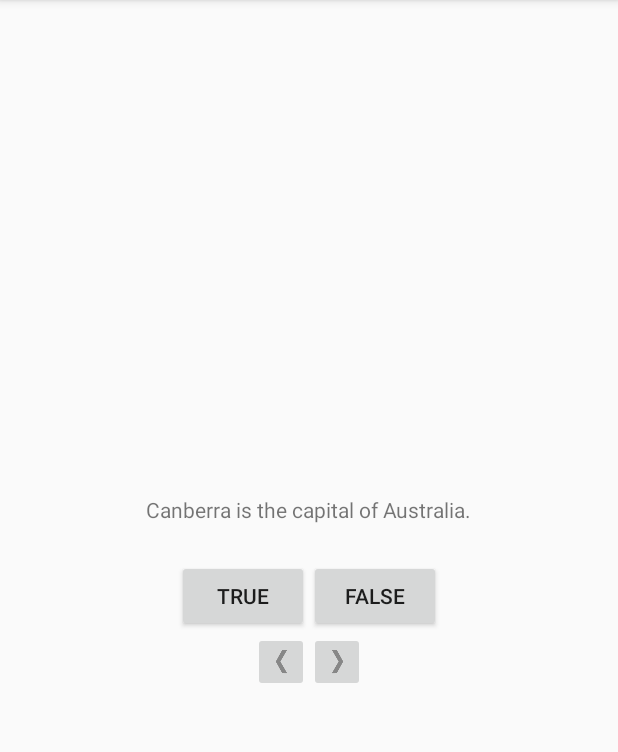
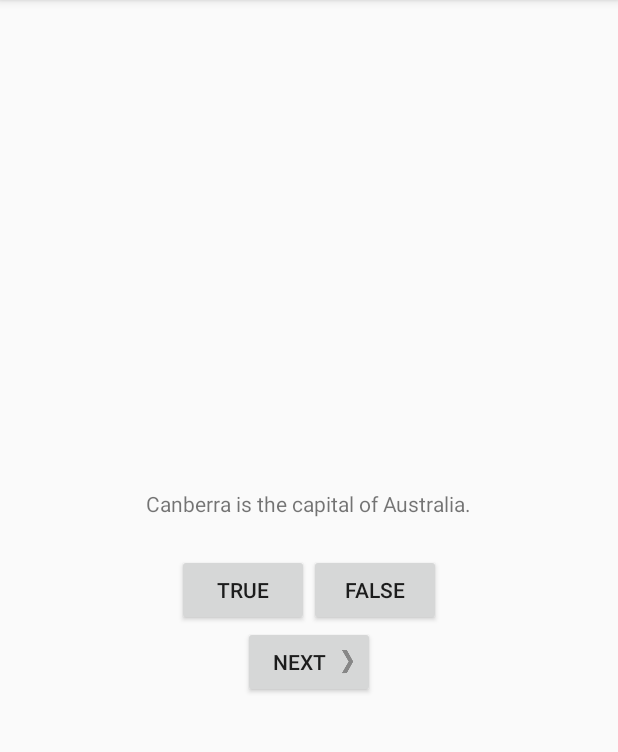
Before and after one commit to SeanArmstrong/BigNerdRanch, an Android app: the screen it shows after launch (QuizActivity), on a phone screen of 412 x 824 dp, the part 84-836 px from its top. Run offline under Robolectric (Android 15) with nearby library versions, the phone set to English and light mode, and no system bars.

Commit message:
remove previous button from chapter 2 challanges

```diff
--- a/GeoQuiz/app/src/main/java/com/example/seanarmstrong/geoquiz/QuizActivity.java
+++ b/GeoQuiz/app/src/main/java/com/example/seanarmstrong/geoquiz/QuizActivity.java
@@ -17,8 +17,7 @@ public class QuizActivity extends AppCompatActivity {
 
     private Button mTrueButton;
     private Button mFalseButton;
-    private ImageButton mNextButton;
-    private ImageButton mPreviousButton;
+    private Button mNextButton;
     private TextView mQuestionTextView;
 
     private Question[] mQuestionBank = new Question[] {
@@ -67,22 +66,13 @@ public class QuizActivity extends AppCompatActivity {
             }
         });
 
-        mNextButton = (ImageButton) findViewById(R.id.next_button);
+        mNextButton = (Button) findViewById(R.id.next_button);
         mNextButton.setOnClickListener(new View.OnClickListener(){
             @Override
             public void onClick(View v) {
                 nextQuestion();
             }
         });
-
-        mPreviousButton = (ImageButton) findViewById(R.id.previous_button);
-        mPreviousButton.setOnClickListener(new View.OnClickListener() {
-            @Override
-            public void onClick(View v) {
-                previousQuestion();
-            }
-        });
-
 
         updateQuestion();
     }
@@ -128,11 +118,6 @@ public class QuizActivity extends AppCompatActivity {
         updateQuestion();
     }
 
-    private void previousQuestion() {
-        mCurrentIndex = (mCurrentIndex - 1 + mQuestionBank.length) % mQuestionBank.length;
-        updateQuestion();
-    }
-
     private void updateQuestion() {
         int question = mQuestionBank[mCurrentIndex].getTextResId();
         mQuestionTextView.setText(question);
--- a/GeoQuiz/app/src/main/res/layout-land/activity_quiz.xml
+++ b/GeoQuiz/app/src/main/res/layout-land/activity_quiz.xml
@@ -32,20 +32,13 @@
         android:layout_height="wrap_content"
         android:layout_gravity="bottom"
         android:orientation="horizontal">
-        <ImageButton
-            android:id="@+id/previous_button"
-            android:layout_width="wrap_content"
-            android:layout_gravity="bottom|left"
-            android:layout_height="wrap_content"
-            android:contentDescription="@string/previous_button"
-            android:src="@drawable/arrow_left" />
-        <ImageButton
+        <Button
             android:id="@+id/next_button"
             android:layout_width="wrap_content"
             android:layout_height="wrap_content"
             android:layout_gravity="bottom|right"
-            android:contentDescription="@string/next_button"
-            android:src="@drawable/arrow_right" />
+            android:text="@string/next_button"
+            android:drawableRight="@drawable/arrow_right" />
     </FrameLayout>
 
 </FrameLayout>
--- a/GeoQuiz/app/src/main/res/layout/activity_quiz.xml
+++ b/GeoQuiz/app/src/main/res/layout/activity_quiz.xml
@@ -31,18 +31,12 @@
         android:layout_width="wrap_content"
         android:layout_height="wrap_content"
         android:orientation="horizontal">
-        <ImageButton
-            android:id="@+id/previous_button"
-            android:layout_width="wrap_content"
-            android:layout_height="wrap_content"
-            android:contentDescription="@string/previous_button"
-            android:src="@drawable/arrow_left" />
-        <ImageButton
+        <Button
             android:id="@+id/next_button"
             android:layout_width="wrap_content"
             android:layout_height="wrap_content"
-            android:contentDescription="@string/next_button"
-            android:src="@drawable/arrow_right" />
+            android:text="@string/next_button"
+            android:drawableRight="@drawable/arrow_right" />
     </LinearLayout>
 
 </LinearLayout>
```
